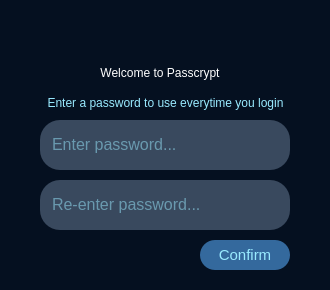
Old version of the form signupdialog.ui in the repository tiutcristian/Passcrypt.
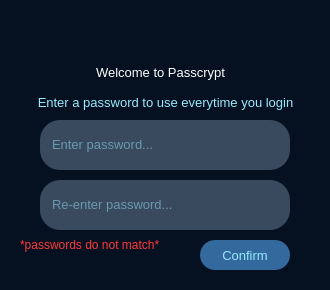
New version of the form. Icons and pictures are not drawn.

Commit message:
blank database bug fix + bad password handling + to do
login: wrong password
signup: do not match
main window: save blank database
todo: file created

What changed in the file:
```diff
--- a/signupdialog.ui
+++ b/signupdialog.ui
@@ -38,15 +38,19 @@
   <widget class="QLabel" name="welcomeLabel">
    <property name="geometry">
     <rect>
-     <x>90</x>
+     <x>80</x>
      <y>60</y>
-     <width>140</width>
+     <width>161</width>
      <height>25</height>
     </rect>
    </property>
    <property name="font">
     <font>
-     <pointsize>9</pointsize>
+     <family>Segoe UI</family>
+     <pointsize>10</pointsize>
+     <weight>50</weight>
+     <italic>false</italic>
+     <bold>false</bold>
     </font>
    </property>
    <property name="layoutDirection">
@@ -92,7 +96,11 @@
    </property>
    <property name="font">
     <font>
-     <pointsize>11</pointsize>
+     <family>Segoe UI</family>
+     <pointsize>10</pointsize>
+     <weight>50</weight>
+     <italic>false</italic>
+     <bold>false</bold>
     </font>
    </property>
    <property name="styleSheet">
@@ -144,7 +152,11 @@
     </property>
     <property name="font">
      <font>
-      <pointsize>12</pointsize>
+      <family>Segoe UI</family>
+      <pointsize>10</pointsize>
+      <weight>50</weight>
+      <italic>false</italic>
+      <bold>false</bold>
      </font>
     </property>
     <property name="styleSheet">
@@ -198,7 +210,11 @@
     </property>
     <property name="font">
      <font>
-      <pointsize>12</pointsize>
+      <family>Segoe UI</family>
+      <pointsize>10</pointsize>
+      <weight>50</weight>
+      <italic>false</italic>
+      <bold>false</bold>
      </font>
     </property>
     <property name="styleSheet">
@@ -225,15 +241,19 @@
   <widget class="QLabel" name="enterLabel">
    <property name="geometry">
     <rect>
-     <x>40</x>
+     <x>30</x>
      <y>90</y>
-     <width>251</width>
+     <width>271</width>
      <height>25</height>
     </rect>
    </property>
    <property name="font">
     <font>
-     <pointsize>9</pointsize>
+     <family>Segoe UI</family>
+     <pointsize>10</pointsize>
+     <weight>50</weight>
+     <italic>false</italic>
+     <bold>false</bold>
     </font>
    </property>
    <property name="layoutDirection">
@@ -249,6 +269,22 @@
     <set>Qt::AlignCenter</set>
    </property>
   </widget>
+  <widget class="QLabel" name="notMatchLabel">
+   <property name="geometry">
+    <rect>
+     <x>20</x>
+     <y>235</y>
+     <width>160</width>
+     <height>20</height>
+    </rect>
+   </property>
+   <property name="styleSheet">
+    <string notr="true">color: rgb(255, 57, 60);</string>
+   </property>
+   <property name="text">
+    <string>*passwords do not match*</string>
+   </property>
+  </widget>
  </widget>
  <tabstops>
   <tabstop>enterLineEdit</tabstop>
```
Left out of the diff: 1 changed line with no effect on the pictures. The commit also changes 5 other files.
